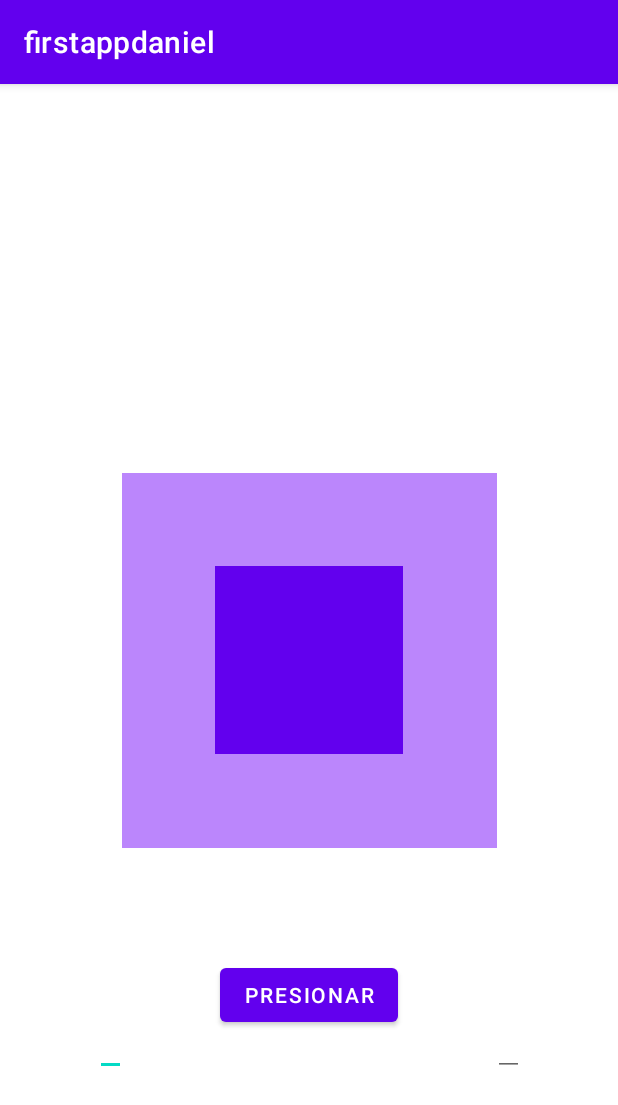
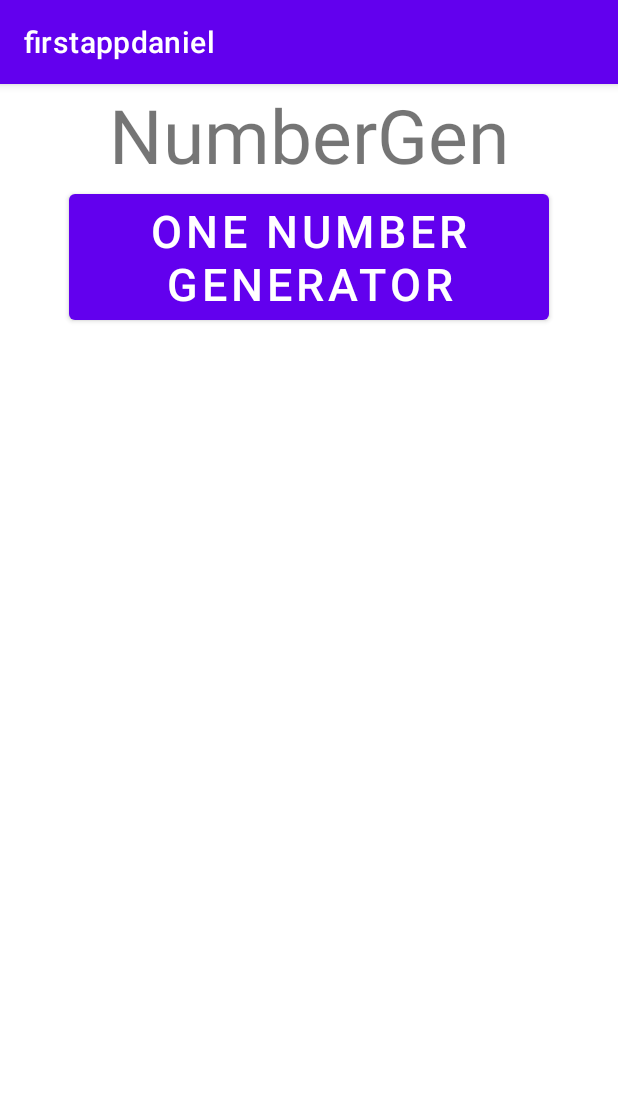
Before and after one commit to Mistakennnn/NumberGen, an Android app: the screen it shows after launch (FirstActivity before the commit, MainMenu after it), on a phone screen of 412 x 824 dp. Shown: the top 1105 px of the screen. Run offline under Robolectric (Android 15) with nearby library versions, the phone set to English and light mode, and no system bars.

Commit message:
Added main menu and checks if both editTexts have numbers.

```diff
--- /dev/null
+++ b/app/src/main/java/com/Mistaken/NumberGen/MainMenu.kt
@@ -0,0 +1,21 @@
+package com.Mistaken.NumberGen
+
+import android.content.Intent
+import androidx.appcompat.app.AppCompatActivity
+import android.os.Bundle
+import android.view.View
+import com.daniel.firstappdaniel.FirstActivity
+import com.daniel.firstappdaniel.R
+
+class MainMenu : AppCompatActivity() {
+    override fun onCreate(savedInstanceState: Bundle?) {
+        super.onCreate(savedInstanceState)
+        setContentView(R.layout.activity_main_menu)
+    }
+
+    fun oneNumberGen(View: View)
+    {
+        val intent = Intent(this, FirstActivity::class.java)
+        startActivity(intent)
+    }
+}
--- /dev/null
+++ b/app/src/main/res/layout/activity_main_menu.xml
@@ -0,0 +1,28 @@
+<?xml version="1.0" encoding="utf-8"?>
+<androidx.constraintlayout.widget.ConstraintLayout xmlns:android="http://schemas.android.com/apk/res/android"
+    xmlns:app="http://schemas.android.com/apk/res-auto"
+    xmlns:tools="http://schemas.android.com/tools"
+    android:layout_width="match_parent"
+    android:layout_height="match_parent"
+    tools:context="com.Mistaken.NumberGen.MainMenu">
+
+    <TextView
+        android:id="@+id/textView"
+        android:layout_width="wrap_content"
+        android:layout_height="wrap_content"
+        android:text="NumberGen"
+        android:textSize="50sp"
+        app:layout_constraintEnd_toEndOf="parent"
+        app:layout_constraintStart_toStartOf="parent" />
+
+    <Button
+        android:layout_width="wrap_content"
+        android:layout_height="wrap_content"
+        android:text="One Number Generator"
+        android:textSize="30sp"
+        app:layout_constraintEnd_toEndOf="parent"
+        app:layout_constraintStart_toStartOf="parent"
+        app:layout_constraintTop_toBottomOf="@+id/textView"
+        android:onClick="oneNumberGen"/>
+
+</androidx.constraintlayout.widget.ConstraintLayout>
```
Also changed, not shown: app/src/main/AndroidManifest.xml (+9 -0 lines), app/src/main/java/com/Mistaken/NumberGen/FirstActivity.kt (+19 -12 lines), 2 other files.
